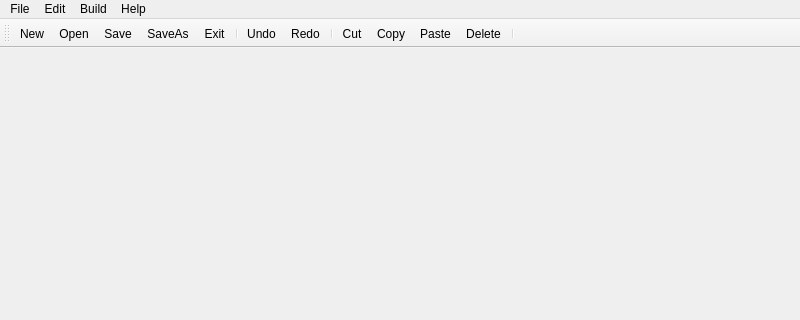
nrclark/pblazasm, file pBlazBLD/mainwindow.ui: the form before one commit; both pictures show x 0 to 800 and y 0 to 320 of the 800 by 640 pixel window.
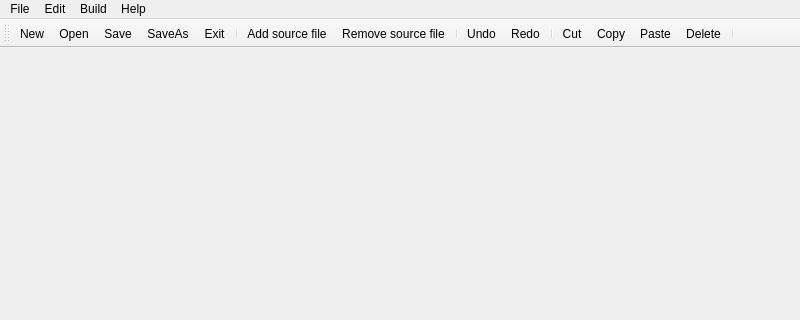
The form after the commit. Icons and pictures are not drawn.

```diff
--- a/pBlazBLD/mainwindow.ui
+++ b/pBlazBLD/mainwindow.ui
@@ -89,6 +89,9 @@
    <addaction name="actionSaveAs"/>
    <addaction name="actionExit"/>
    <addaction name="separator"/>
+   <addaction name="actionAdd_source_file"/>
+   <addaction name="actionRemove_source_file"/>
+   <addaction name="separator"/>
    <addaction name="actionUndo"/>
    <addaction name="actionRedo"/>
    <addaction name="separator"/>
@@ -231,6 +234,29 @@
     <string>Redo</string>
    </property>
   </action>
+  <action name="actionAdd_source_file">
+   <property name="icon">
+    <iconset resource="resources.qrc">
+     <normaloff>:/images/document_add.png</normaloff>:/images/document_add.png</iconset>
+   </property>
+   <property name="text">
+    <string>Add source file</string>
+   </property>
+  </action>
+  <action name="actionCancel">
+   <property name="text">
+    <string>Cancel</string>
+   </property>
+  </action>
+  <action name="actionRemove_source_file">
+   <property name="icon">
+    <iconset resource="resources.qrc">
+     <normaloff>:/images/document_delete.png</normaloff>:/images/document_delete.png</iconset>
+   </property>
+   <property name="text">
+    <string>Remove source file</string>
+   </property>
+  </action>
  </widget>
  <layoutdefault spacing="6" margin="11"/>
  <resources>
```
Left out of the diff: 3 changed lines with no effect on the pictures.
